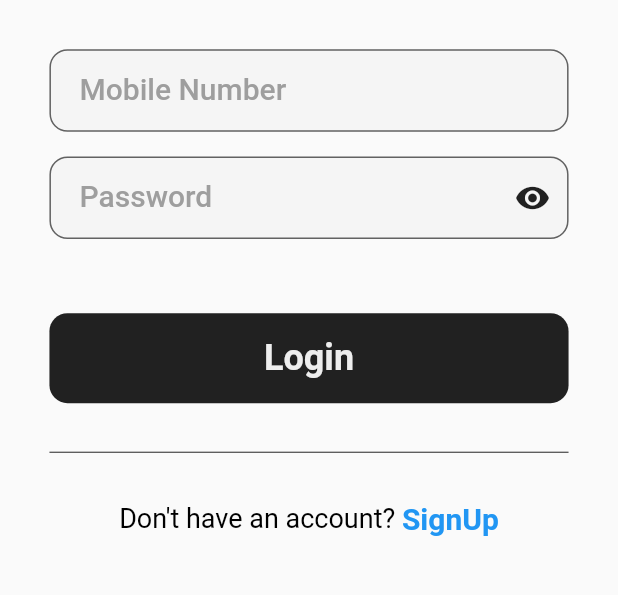
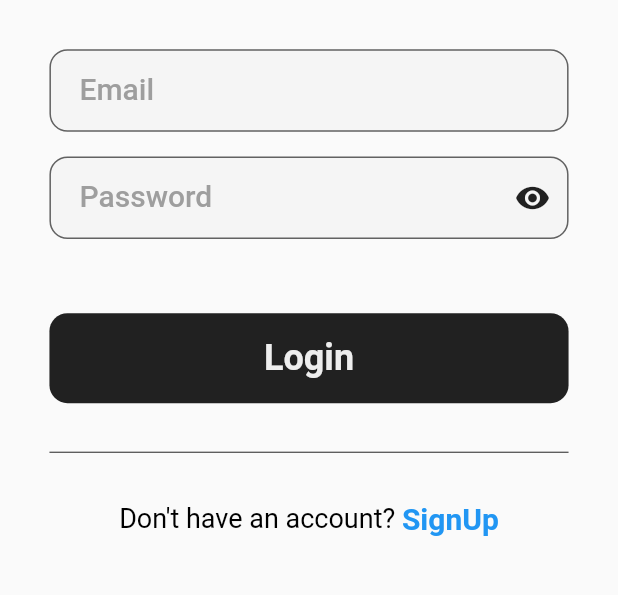
Before and after one commit to jay-isampelliwar/todo_app, a Flutter app: the LoginPage screen opened directly, on a phone screen of 412 x 824 dp, the part 612-1207 px from its top. Run offline on Flutter 3.47's test engine with Material 2 defaults, Android fonts, the phone set to English and light mode, and no system bars; our stand-ins replace bloc, flutter_bloc, hexcolor.

Commit message:
input type changed num to email

```diff
--- a/lib/features/auth/login/ui/login.dart
+++ b/lib/features/auth/login/ui/login.dart
@@ -56,8 +56,8 @@ class LoginPage extends StatelessWidget {
                     child: Column(
                       children: [
                         AppTextField(
-                          hintText: "Mobile Number",
-                          inputType: TextInputType.number,
+                          hintText: "Email",
+                          inputType: TextInputType.emailAddress,
                           obscureText: false,
                           textEditingController: emailTextEditingController,
                           validator: (text) =>
```
